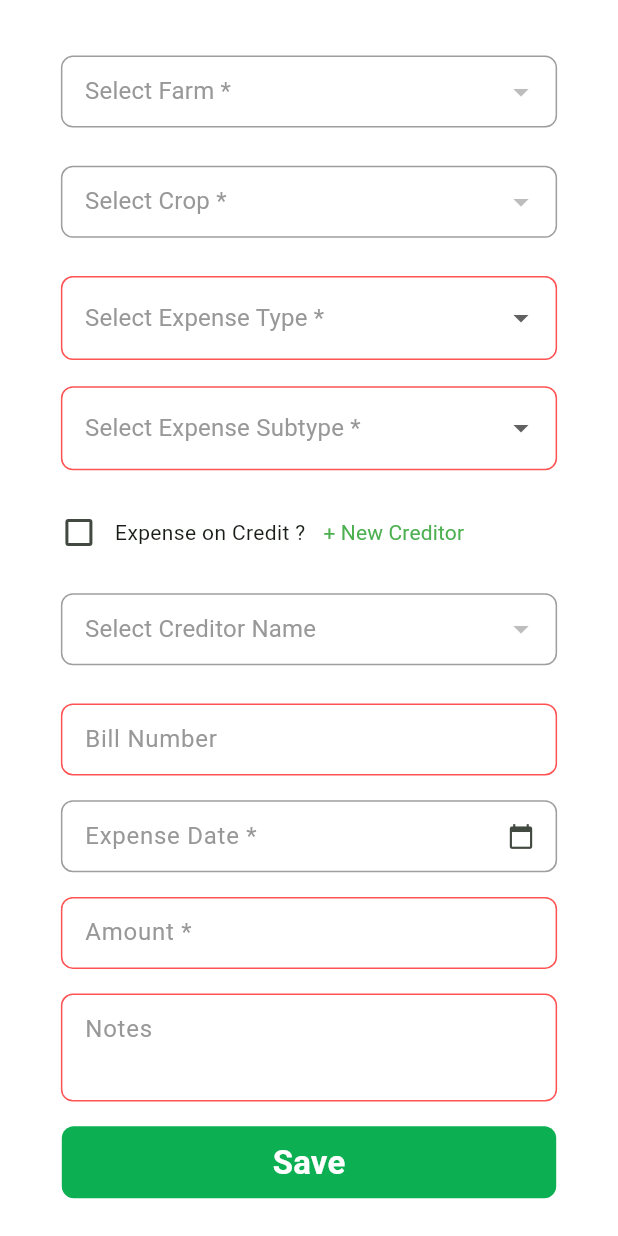
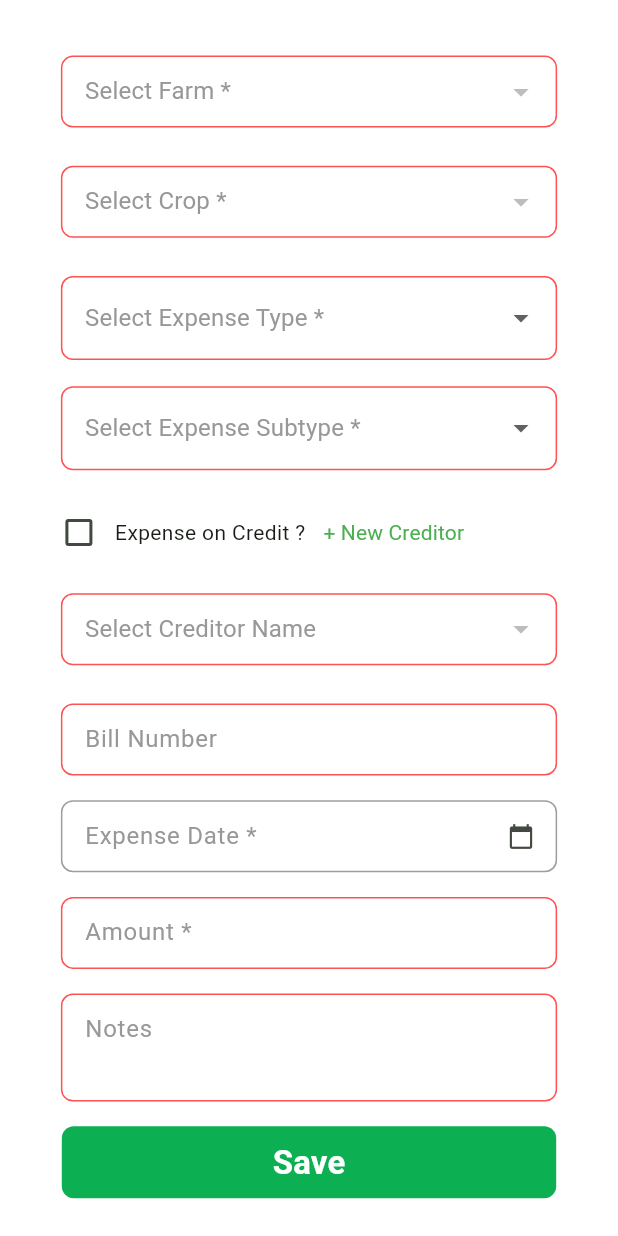
Before and after one commit to ShriHerwade/sheti_next, a Flutter app: the CreateExpenses screen opened directly, after a tap on "Save", on a phone screen of 412 x 824 dp. Run offline on Flutter 3.47's test engine with Material 3 defaults, Android fonts, the phone set to English and light mode, and no system bars; our stand-ins replace easy_localization, google_nav_bar, introduction_screen, shared_preferences, sqflite, toast; missing offline and left inert: multiselect; accounts and stored records are empty.

Commit message:
SN-56 NxDDFormField.dart - formatting NxDDFormField_id.dart - mandatory & isError validation changes implemented

```diff
--- a/lib/zebra/common/widgets/NxDDFormField.dart
+++ b/lib/zebra/common/widgets/NxDDFormField.dart
@@ -3,7 +3,7 @@ import 'package:flutter/material.dart';
 import 'package:sheti_next/zebra/constant/ColorConstants.dart';
 
 class NxDDFormField extends StatefulWidget {
-  final bool isMandatory ;
+  final bool isMandatory;
   final bool isError;
   final String? Function(String?)? validator;
   final String? value;
@@ -20,11 +20,11 @@ class NxDDFormField extends StatefulWidget {
     required this.label,
     required this.items,
     required this.onChanged,
-    this.isMandatory=true,
+    this.isMandatory = true,
     this.validator,
-    this.isError=false,
+    this.isError = false,
     this.padding =
-        const EdgeInsets.symmetric(horizontal: 20.0),  // Default padding
+        const EdgeInsets.symmetric(horizontal: 20.0), // Default padding
   }) : super(key: key);
 
   @override
@@ -33,22 +33,20 @@ class NxDDFormField extends StatefulWidget {
 
 class _NxDDFormFieldState extends State<NxDDFormField> {
   bool? _isError;
+
   String? validateInput(String? value) {
-    if(widget.isMandatory==true){
+    if (widget.isMandatory == true) {
       if (value == null || value.isEmpty) {
         setState(() {
           _isError = _isError == null ? null : true;
         });
         return "Please Enter ${widget.label}";
+      } else {
+        setState(() {
+          _isError = _isError == null ? null : false;
+        });
+        return null;
       }
-      else
-        {
-          setState(() {
-            _isError = _isError == null ? null : false;
-
-          });
-          return null;
-        }
     }
   }
 
@@ -59,9 +57,9 @@ class _NxDDFormFieldState extends State<NxDDFormField> {
       height: 57,
       child: DropdownButtonHideUnderline(
         child: DropdownButtonFormField<String>(
-          validator:validateInput,
+          validator: validateInput,
           decoration: InputDecoration(
-            errorStyle: TextStyle(height: 0,fontSize: 0.1),
+            errorStyle: TextStyle(height: 0, fontSize: 0.1),
             enabledBorder: OutlineInputBorder(
               borderRadius: BorderRadius.all(Radius.circular(8.0)),
               borderSide: BorderSide(
@@ -82,7 +80,7 @@ class _NxDDFormFieldState extends State<NxDDFormField> {
               borderSide: BorderSide(
                   width: 1, color: ColorConstants.errorFieldBorderColor),
             ),
-            focusedErrorBorder:OutlineInputBorder(
+            focusedErrorBorder: OutlineInputBorder(
               borderRadius: BorderRadius.all(Radius.circular(8.0)),
               borderSide: BorderSide(
                   width: 1, color: ColorConstants.enabledFieldBorderColor),
--- a/lib/zebra/common/widgets/NxDDFormField_id.dart
+++ b/lib/zebra/common/widgets/NxDDFormField_id.dart
@@ -6,7 +6,10 @@ class NxDDFormField_id extends StatefulWidget {
   final String label;
   final String hint;
   final Map<int, String> items;
+  final bool isMandatory;
+  final bool isError;
   final Function(int?) onChanged;
+  final EdgeInsetsGeometry padding;
 
   const NxDDFormField_id({
     Key? key,
@@ -15,6 +18,10 @@ class NxDDFormField_id extends StatefulWidget {
     required this.label,
     required this.items,
     required this.onChanged,
+    this.isMandatory = true,
+    this.isError = false,
+    this.padding =
+        const EdgeInsets.symmetric(horizontal: 20.0), // Default padding
   }) : super(key: key);
 
   @override
@@ -22,52 +29,99 @@ class NxDDFormField_id extends StatefulWidget {
 }
 
 class _NxDDFormField_idState extends State<NxDDFormField_id> {
+  bool? _isError;
+
+  String? validateInput(int? value) {
+    if (widget.isMandatory) {
+      if (value == null) {
+        setState(() {
+          _isError = _isError == null ? null : true;
+        });
+        return "Please Select ${widget.label}";
+      } else {
+        setState(() {
+          _isError = _isError == null ? null : false;
+        });
+      }
+    }
+    return null;
+  }
+
   @override
   Widget build(BuildContext context) {
     return Container(
-      padding: EdgeInsets.symmetric(horizontal: 20.0),
+      padding: widget.padding,
       height: 57,
       child: DropdownButtonHideUnderline(
         child: DropdownButtonFormField<int>(
+          validator: validateInput,
           decoration: InputDecoration(
+            errorStyle: TextStyle(height: 0, fontSize: 0.1),
             enabledBorder: OutlineInputBorder(
               borderRadius: BorderRadius.all(Radius.circular(8.0)),
               borderSide: BorderSide(
-                    width: 1, color: ColorConstants.enabledFieldBorderColor)),
+                width: 1,
+                color: _isError == true
+                    ? ColorConstants.errorFieldBorderColor
+                    : ColorConstants.enabledFieldBorderColor,
+              ),
+            ),
             focusedBorder: OutlineInputBorder(
               borderRadius: BorderRadius.all(Radius.circular(8.0)),
               borderSide: BorderSide(
-                    width: 1, color: ColorConstants.focusedFieldBorderColor)),
+                width: 1,
+                color: _isError == true
+                    ? ColorConstants
+                        .errorFieldBorderColor // Maintain the error border color for focused state
+                    : ColorConstants.focusedFieldBorderColor,
+              ),
+            ),
             disabledBorder: OutlineInputBorder(
               borderRadius: BorderRadius.all(Radius.circular(8.0)),
               borderSide: BorderSide(
-                    width: 1, color: ColorConstants.disabledFieldBorderColor)),
+                width: 1,
+                color: ColorConstants.disabledFieldBorderColor,
+              ),
+            ),
             errorBorder: OutlineInputBorder(
               borderRadius: BorderRadius.all(Radius.circular(8.0)),
               borderSide: BorderSide(
-                    width: 1, color: ColorConstants.errorFieldBorderColor)),
+                width: 1,
+                color: ColorConstants.errorFieldBorderColor,
+              ),
+            ),
+            focusedErrorBorder: OutlineInputBorder(
+              borderRadius: BorderRadius.all(Radius.circular(8.0)),
+              borderSide: BorderSide(
+                width: 1,
+                color: ColorConstants.errorFieldBorderColor,
+              ),
+            ),
             fillColor: Colors.white,
             filled: true,
             labelText: widget.selectedItemId != null ? widget.label : null,
-            labelStyle: TextStyle(
-                fontWeight: FontWeight.normal,
-                color: ColorConstants.fieldLabelTextColor),
             floatingLabelBehavior: FloatingLabelBehavior.auto,
             isDense: true,
           ),
-          hint: Text(widget.hint,
+          hint: Text(
+            widget.hint,
             style: TextStyle(
               color: ColorConstants.fieldHintTextColor,
-                  fontWeight: FontWeight.normal)),
+              fontWeight: FontWeight.normal,
+            ),
+          ),
           value: widget.selectedItemId,
           onChanged: widget.onChanged,
           items: widget.items.keys.map((int itemId) {
             return DropdownMenuItem<int>(
               value: itemId,
-              child: Text(widget.items[itemId]!,
+              child: Text(
+                widget.items[itemId]!,
                 style: TextStyle(
                   color: ColorConstants.dropdownElementTextColor,
-                      fontWeight: FontWeight.normal)),
+                  fontWeight: FontWeight.normal,
+                ),
+              ),
             );
           }).toList(),
         ),
```
Lines whose indentation alone changed are shown as unchanged.
